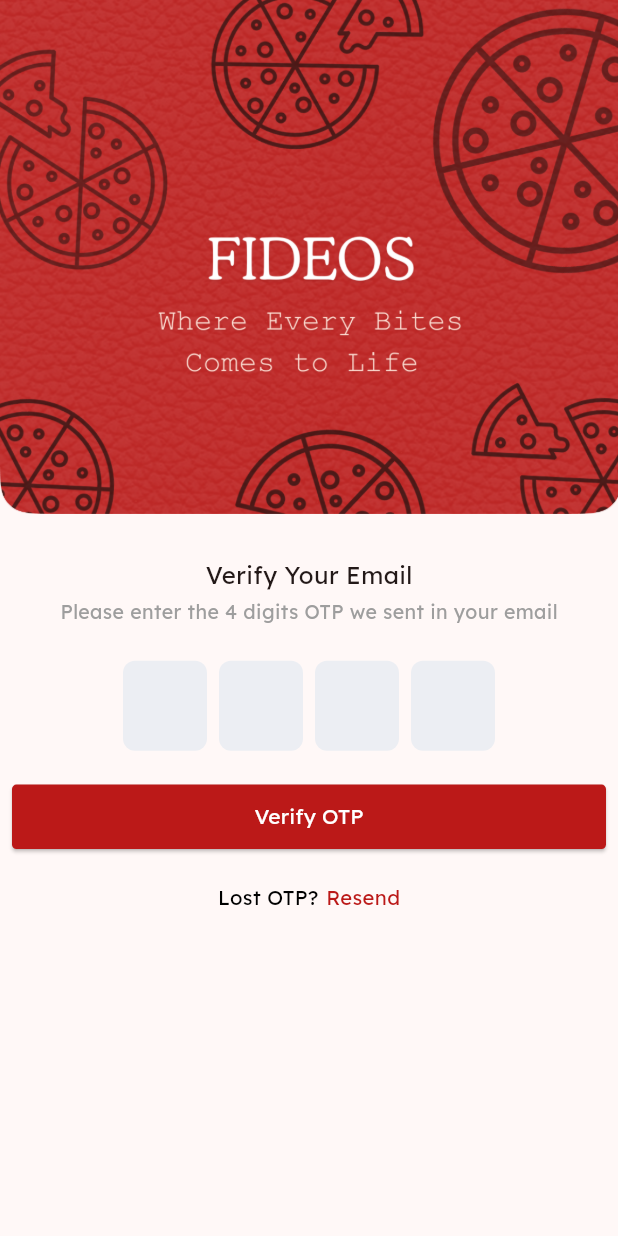
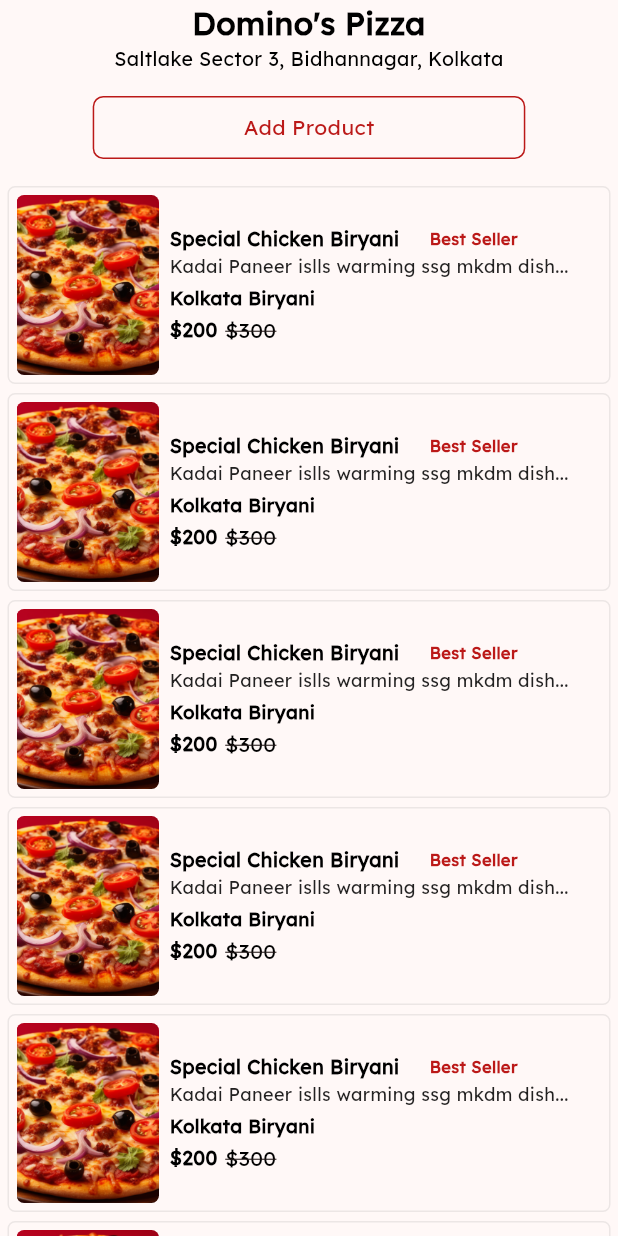
Before and after one commit to Joy-Bhattacharjee-Pixel/fideos-restaurant, a Flutter app: the screen it shows after launch, on a phone screen of 412 x 824 dp. Run offline on Flutter 3.47's test engine with Material 2 defaults, Android fonts, the phone set to English and light mode, and no system bars; drawn by our look-alikes of pinput; our stand-ins replace dio, flutter_vector_icons, get, shared_preferences.

Commit message:
order_screen_ui

```diff
--- a/lib/main.dart
+++ b/lib/main.dart
@@ -1,8 +1,5 @@
 import 'package:fideos_restaurant/models/app_color.dart';
-import 'package:fideos_restaurant/presentations/auth/email_verify_screen.dart';
-import 'package:fideos_restaurant/presentations/auth/login_screen.dart';
-import 'package:fideos_restaurant/presentations/auth/register_screen.dart';
-import 'package:fideos_restaurant/presentations/auth/reset_password.dart';
+import 'package:fideos_restaurant/presentations/reservation/reservation.screen.dart';
 import 'package:flutter/material.dart';
 import 'package:get/get.dart';
 
@@ -18,12 +15,12 @@
   Widget build(BuildContext context) {
     return GetMaterialApp(
         debugShowCheckedModeBanner: false,
-        title: 'Flutter Demo',
+        title: 'Fideos Restaurant App',
         theme: ThemeData(
             colorScheme: ColorScheme.fromSeed(seedColor: ColorManager.primary),
             useMaterial3: true,
             fontFamily: "Lexend",
             primaryColor: ColorManager.primary),
-        home: const EmailVerifyScreen());
+        home: const ReservationScreen());
   }
 }
--- a/lib/models/restaurant.dart
+++ b/lib/models/restaurant.dart
@@ -1,5 +1,3 @@
-import 'dart:developer';
-
 import 'package:dio/dio.dart';
 import 'package:fideos_restaurant/service.dart';
 
--- a/lib/presentations/auth/register_screen.dart
+++ b/lib/presentations/auth/register_screen.dart
@@ -1,5 +1,4 @@
 import 'dart:developer';
-
 import 'package:fideos_restaurant/controllers/auth_controller.dart';
 import 'package:fideos_restaurant/models/app_color.dart';
 import 'package:fideos_restaurant/utils/button.dart';
--- /dev/null
+++ b/lib/presentations/reservation/reservation.screen.dart
@@ -0,0 +1,150 @@
+import 'package:fideos_restaurant/models/app_color.dart';
+import 'package:fideos_restaurant/utils/outlinebox.dart';
+import 'package:flutter/material.dart';
+import 'package:get/get.dart';
+
+class ReservationScreen extends StatefulWidget {
+  const ReservationScreen({super.key});
+
+  @override
+  State<ReservationScreen> createState() => _ReservationScreenState();
+}
+
+class _ReservationScreenState extends State<ReservationScreen> {
+  @override
+  Widget build(BuildContext context) {
+    return Scaffold(
+        body: SafeArea(
+            child: Column(children: [
+      // Title
+      const Text("Domino's Pizza",
+          textAlign: TextAlign.center,
+          style: TextStyle(
+              fontSize: 21, color: Colors.black, fontWeight: FontWeight.bold)),
+
+      // Sub title
+      const Text("Saltlake Sector 3, Bidhannagar, Kolkata",
+          textAlign: TextAlign.center,
+          softWrap: true,
+          style: TextStyle(fontSize: 13, color: Colors.black)),
+
+      // Add product button
+      OutlineBoxManager(
+          text: "Add Product",
+          color: ColorManager.primary,
+          width: Get.width * 0.7,
+          fontFamily: true),
+
+      // All product list
+      Expanded(
+          child: ListView(
+              children: List.generate(
+                  6,
+                  (index) => GestureDetector(
+                      onTap: () {
+                        // Get.to(() => const EditProdut());
+                      },
+                      child: Container(
+                          padding: const EdgeInsets.symmetric(
+                              horizontal: 5, vertical: 5),
+                          margin: const EdgeInsets.symmetric(
+                              horizontal: 5, vertical: 3),
+                          decoration: BoxDecoration(
+                              borderRadius: BorderRadius.circular(5.0),
+                              border: Border.all(
+                                  color: Colors.grey.withOpacity(0.2))),
+                          child: Row(children: [
+                            //  Product image
+                            SizedBox(
+                                height: 120,
+                                width: 95,
+                                child: ClipRRect(
+                                    borderRadius: BorderRadius.circular(5),
+                                    child: Image.asset(
+                                        "assets/delicious-pizza.png",
+                                        fit: BoxFit.fitHeight))),
+
+                            // Giving some space
+                            const SizedBox(width: 7),
+
+                            // Product details
+                            Column(
+                                mainAxisAlignment: MainAxisAlignment.start,
+                                crossAxisAlignment: CrossAxisAlignment.start,
+                                children: [
+                                  Row(
+                                      mainAxisAlignment:
+                                          MainAxisAlignment.spaceBetween,
+                                      children: [
+                                        // Product name
+                                        const Text("Special Chicken Biryani",
+                                            softWrap: true,
+                                            style: TextStyle(
+                                                fontSize: 13,
+                                                fontWeight: FontWeight.bold,
+                                                color: Colors.black)),
+
+                                        // Giving some space
+                                        const SizedBox(width: 20),
+
+                                        // Best seller tag
+                                        Text("Best Seller",
+                                            softWrap: true,
+                                            style: TextStyle(
+                                                fontSize: 11,
+                                                fontWeight: FontWeight.bold,
+                                                color: ColorManager.primary))
+                                      ]),
+
+                                  // Product description
+                                  SizedBox(
+                                      width: Get.width * 0.65,
+                                      child: const Text(
+                                          "Kadai Paneer islls warming ssg mkdm dish...",
+                                          softWrap: true,
+                                          style: TextStyle(
+                                              fontSize: 12,
+                                              color: Colors.black87))),
+
+                                  // Giving some space
+                                  const SizedBox(height: 3),
+
+                                  // Restuarant  name
+                                  const Text("Kolkata Biryani",
+                                      softWrap: true,
+                                      style: TextStyle(
+                                          fontSize: 12.5,
+                                          fontWeight: FontWeight.bold,
+                                          color: Colors.black)),
+
+                                  // Giving some space
+                                  const SizedBox(height: 3),
+
+                                  // Product price
+                                  Row(children: [
+
+                                    // Discounted price
+                                    Text("\$200",
+                                        softWrap: true,
+                                        style: TextStyle(
+                                            fontSize: 13,
+                                            fontWeight: FontWeight.bold,
+                                            color: ColorManager.black)),
+
+                                    // Giving some space
+                                    const SizedBox(width: 5),
+
+                                    // Original price
+                                    const Text("\$300",
+                                        softWrap: true,
+                                        style: TextStyle(
+                                            fontSize: 14,
+                                            decoration:
+                                                TextDecoration.lineThrough,
+                                            color: Colors.black))
+                                  ])
+                                ])
+                          ]))))))
+    ])));
+  }
+}
--- /dev/null
+++ b/lib/utils/outlinebox.dart
@@ -0,0 +1,51 @@
+import 'package:fideos_restaurant/models/app_color.dart';
+import 'package:flutter/material.dart';
+import 'package:get/get.dart';
+
+class OutlineBoxManager extends StatelessWidget {
+  final String text;
+  final double border;
+  final bool fontFamily;
+  final double? width;
+  final Color? color;
+  final double opacity;
+
+  const OutlineBoxManager({
+    super.key,
+    required this.text,
+    this.border = 1,
+    this.fontFamily = false,
+    this.color,
+    this.width,
+    this.opacity = 1,
+  });
+
+  @override
+  Widget build(BuildContext context) {
+    return Container(
+        // Container wisth
+        width: width ?? Get.width,
+        // Container padding
+        padding: const EdgeInsets.all(10),
+        // Container margin
+        margin: const EdgeInsets.symmetric(horizontal: 15, vertical: 15),
+        // Decoration
+        decoration: BoxDecoration(
+            // Container border
+            border: Border.all(
+                // Container border color
+                color: color!.withOpacity(opacity),
+                // Container border width
+                width: border),
+            //  Contaner border radius
+            borderRadius: BorderRadius.circular(7)),
+        // Container alignment
+        alignment: Alignment.center,
+        child: Text(text,
+            style: TextStyle(
+              // Text color
+              color: color ?? ColorManager.primary,
+              // fontFamily: fontFamily ? Fonts.medium : Fonts.regular
+            )));
+  }
+}
```
Also changed, not shown: lib/controllers/auth_controller.dart (+17 -14 lines), lib/presentations/order/order.details.screen.dart (added, +130 -0 lines), lib/presentations/order/order_screen.dart (added, +200 -0 lines), lib/presentations/order/rejection.screen.dart (added, +74 -0 lines).
